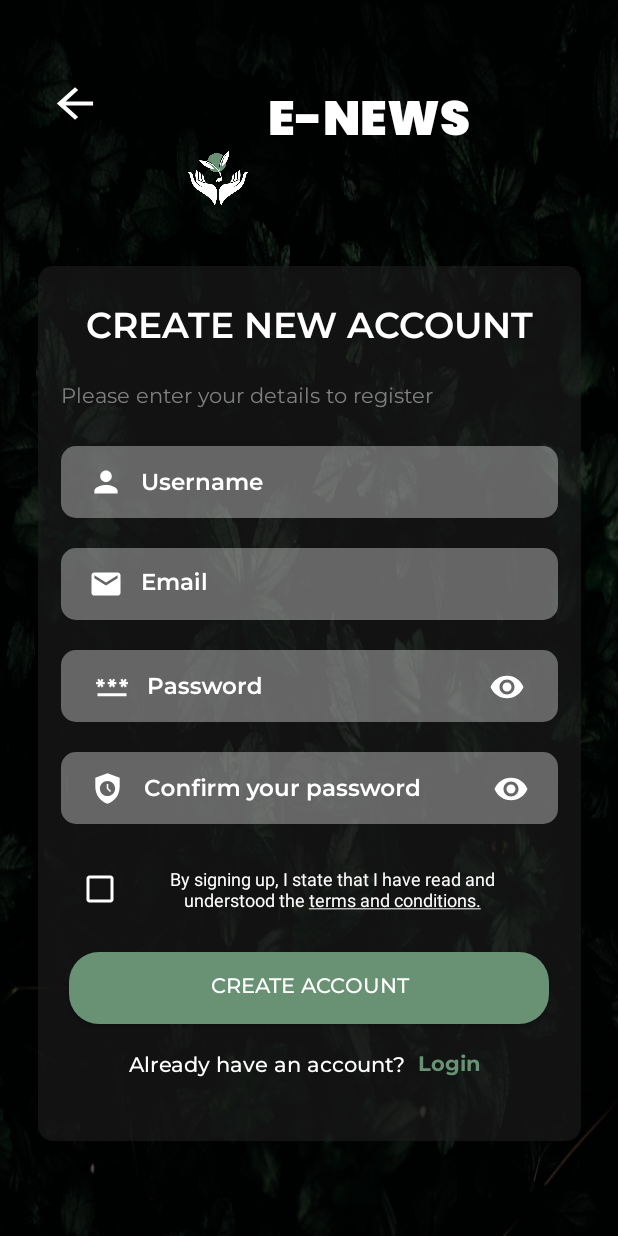
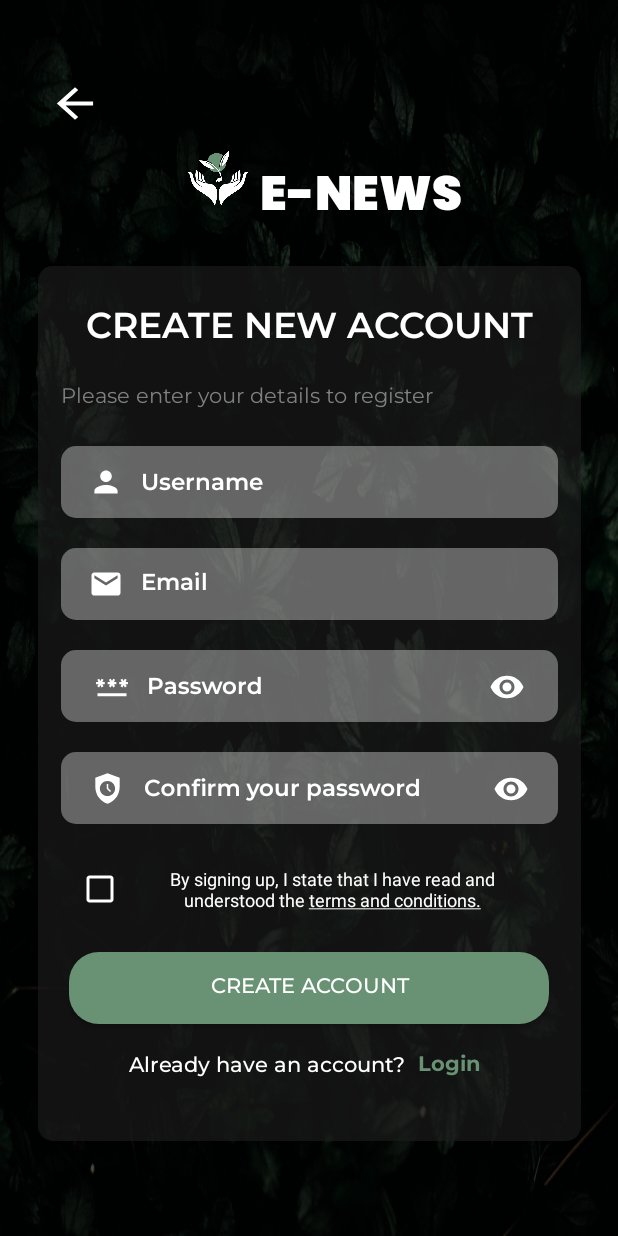
Before and after one commit to jacqbermundo16/E-NEWS-Application, an Android app: the SignupActivity screen opened directly, with no data from a screen before it, on a phone screen of 412 x 824 dp. Run offline under Robolectric (Android 15) with nearby library versions, the phone set to English and light mode, and no system bars; Roboto replaces fonts that are not available here.

Commit message:
Update activity_signup.xml

```diff
--- a/app/src/main/res/layout/activity_signup.xml
+++ b/app/src/main/res/layout/activity_signup.xml
@@ -45,10 +45,10 @@
         android:textSize="32sp"
         app:layout_constraintBottom_toTopOf="@+id/signupOverlay"
         app:layout_constraintEnd_toEndOf="parent"
-        app:layout_constraintHorizontal_bias="0.067"
+        app:layout_constraintHorizontal_bias="0.0"
         app:layout_constraintStart_toEndOf="@+id/appLogo"
         app:layout_constraintTop_toTopOf="parent"
-        app:layout_constraintVertical_bias="0.333" />
+        app:layout_constraintVertical_bias="0.833" />
 
     <TextView
         android:id="@+id/createAcc"
```
